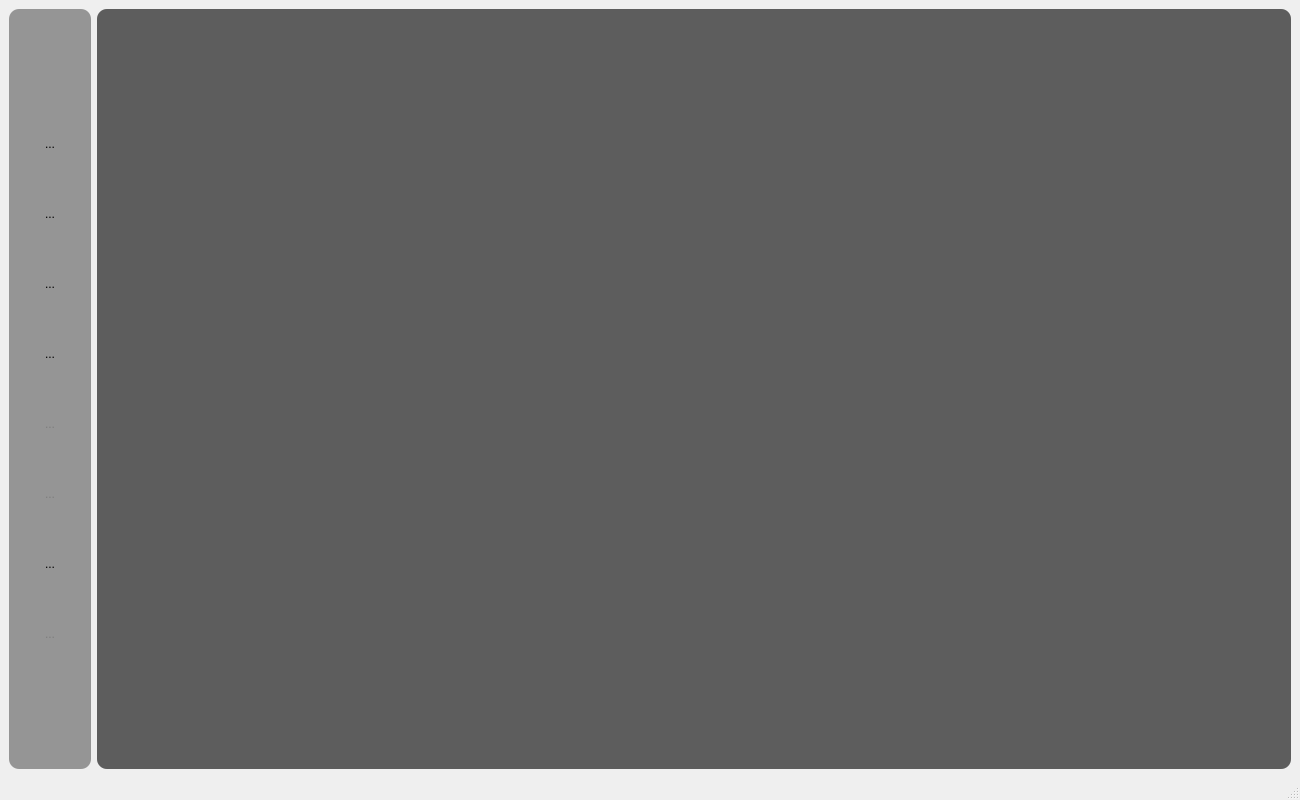
First picture: the form in mainwindow.ui, repository mikejg/CamHelper, before the edit.
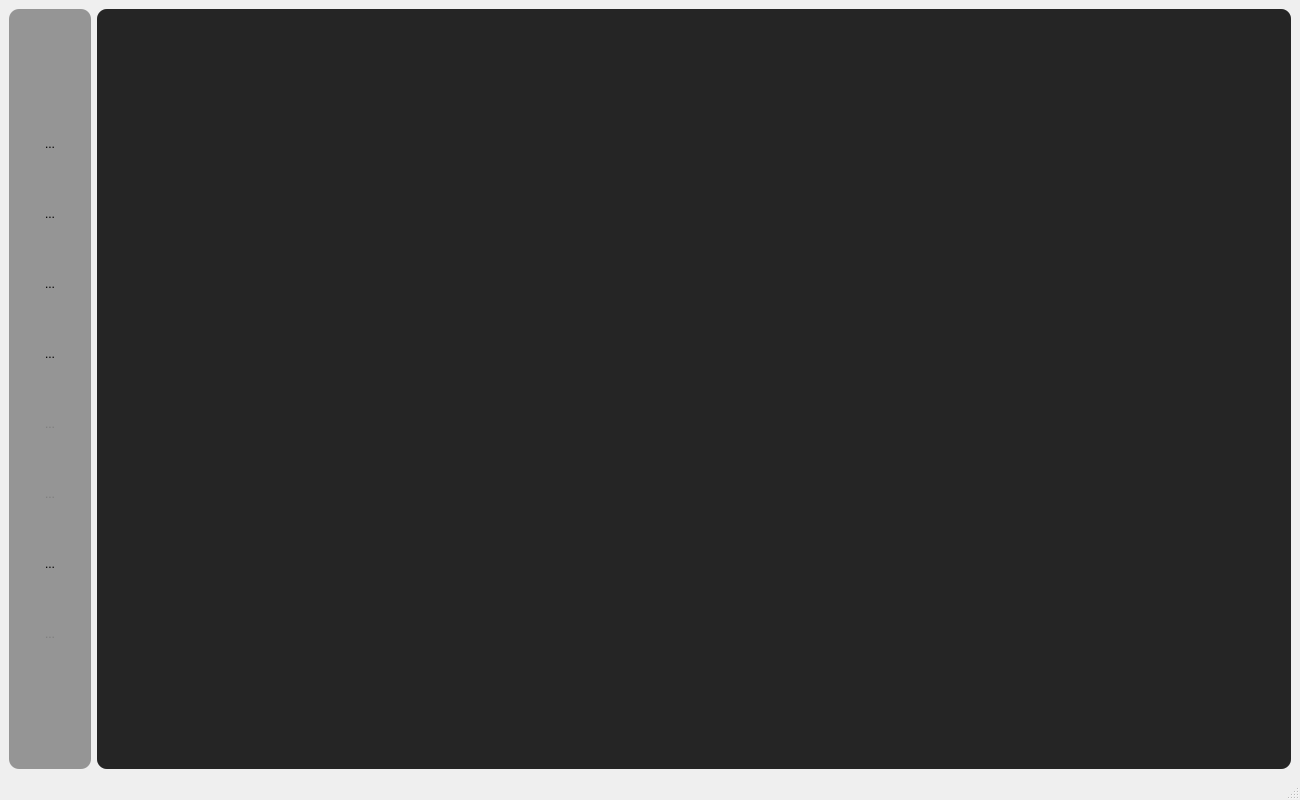
Second picture: the form after the edit. The open tabs and pages were chosen to show the change. Icons and pictures are not drawn. Custom widgets are drawn as their Qt base class.

Patch:
```diff
--- a/mainwindow.ui
+++ b/mainwindow.ui
@@ -1008,9 +1008,17 @@
       <widget class="TouchProbe" name="tab_Touchprobe"/>
       <widget class="Dialog_Init" name="tab_Init"/>
       <widget class="Logging" name="tab_Logging">
+       <property name="font">
+        <font>
+         <family>Lucida Console</family>
+         <pointsize>9</pointsize>
+         <italic>false</italic>
+         <bold>false</bold>
+        </font>
+       </property>
        <property name="styleSheet">
-        <string notr="true">font: bold 14px;
-</string>
+        <string notr="true">background-color: rgba(0, 0, 0,192);
+font: 9pt &quot;Lucida Console&quot;;</string>
        </property>
       </widget>
       <widget class="MainProgramm" name="tab_MainProgramm">
```
Left out of the diff: 2 changed lines with no effect on the pictures.
